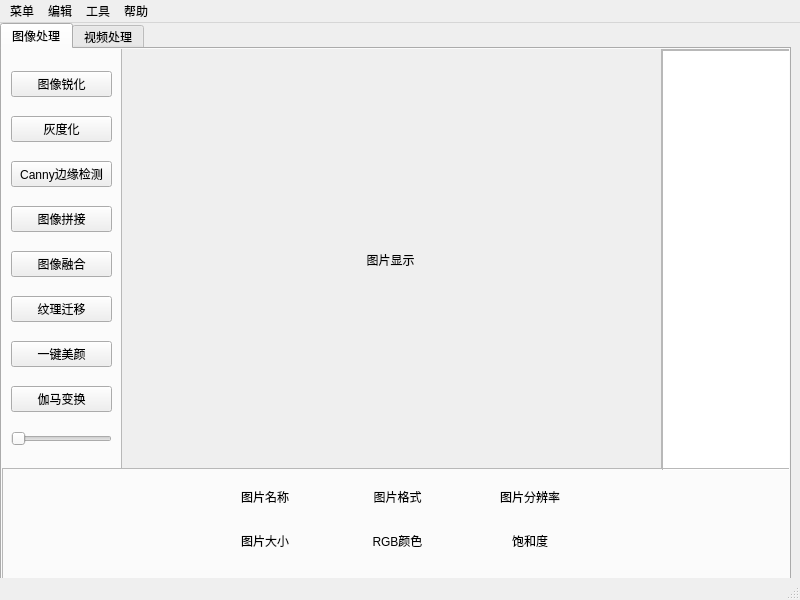
Before: the Qt Designer form mainwindow.ui in g64-cmd/Qt_Image_Processor, drawn with Qt 5.
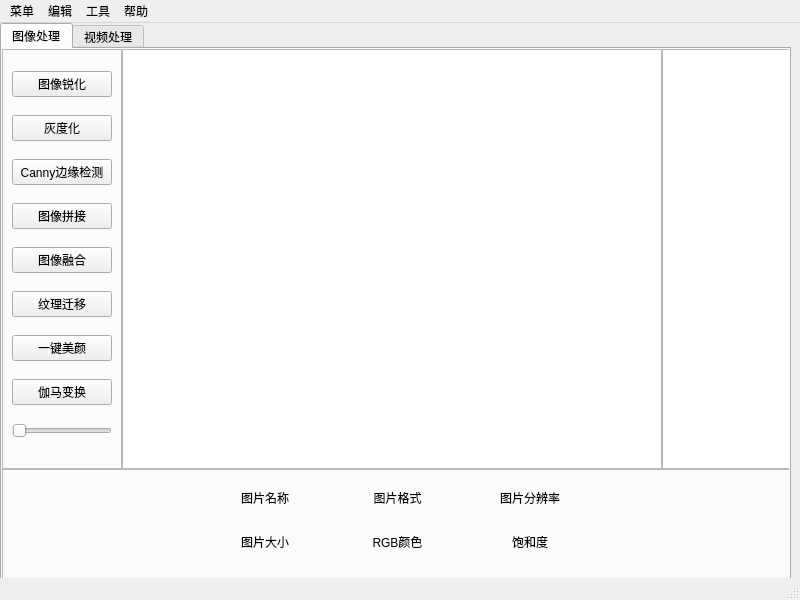
After: the same form once the commit is applied.

Commit message: basic image open

```diff
--- a/mainwindow.ui
+++ b/mainwindow.ui
@@ -33,10 +33,10 @@
      <widget class="QFrame" name="functionPanel">
       <property name="geometry">
        <rect>
-        <x>-1</x>
-        <y>-1</y>
-        <width>121</width>
-        <height>421</height>
+        <x>0</x>
+        <y>0</y>
+        <width>120</width>
+        <height>420</height>
        </rect>
       </property>
       <property name="frameShape">
@@ -130,9 +130,9 @@
        <property name="geometry">
         <rect>
          <x>0</x>
-         <y>1</y>
-         <width>131</width>
-         <height>421</height>
+         <y>0</y>
+         <width>130</width>
+         <height>420</height>
         </rect>
        </property>
       </widget>
@@ -141,9 +141,9 @@
       <property name="geometry">
        <rect>
         <x>0</x>
-        <y>419</y>
-        <width>791</width>
-        <height>111</height>
+        <y>420</y>
+        <width>790</width>
+        <height>110</height>
        </rect>
       </property>
       <property name="frameShape">
@@ -225,47 +225,15 @@
        </layout>
       </widget>
      </widget>
-     <widget class="QScrollArea" name="imageScrollDisplay">
+     <widget class="QGraphicsView" name="graphicsView">
       <property name="geometry">
        <rect>
-        <x>119</x>
-        <y>-1</y>
-        <width>541</width>
-        <height>421</height>
+        <x>120</x>
+        <y>0</y>
+        <width>540</width>
+        <height>420</height>
        </rect>
       </property>
-      <property name="widgetResizable">
-       <bool>true</bool>
-      </property>
-      <property name="alignment">
-       <set>Qt::AlignmentFlag::AlignCenter</set>
-      </property>
-      <widget class="QWidget" name="scrollAreaWidgetContents_2">
-       <property name="geometry">
-        <rect>
-         <x>0</x>
-         <y>0</y>
-         <width>539</width>
-         <height>419</height>
-        </rect>
-       </property>
-       <widget class="QLabel" name="imageDisplayLabel">
-        <property name="geometry">
-         <rect>
-          <x>3</x>
-          <y>5</y>
-          <width>531</width>
-          <height>411</height>
-         </rect>
-        </property>
-        <property name="text">
-         <string>图片显示</string>
-        </property>
-        <property name="alignment">
-         <set>Qt::AlignmentFlag::AlignCenter</set>
-        </property>
-       </widget>
-      </widget>
      </widget>
     </widget>
     <widget class="QWidget" name="videoTab">
```
The commit also changes 3 other files.
